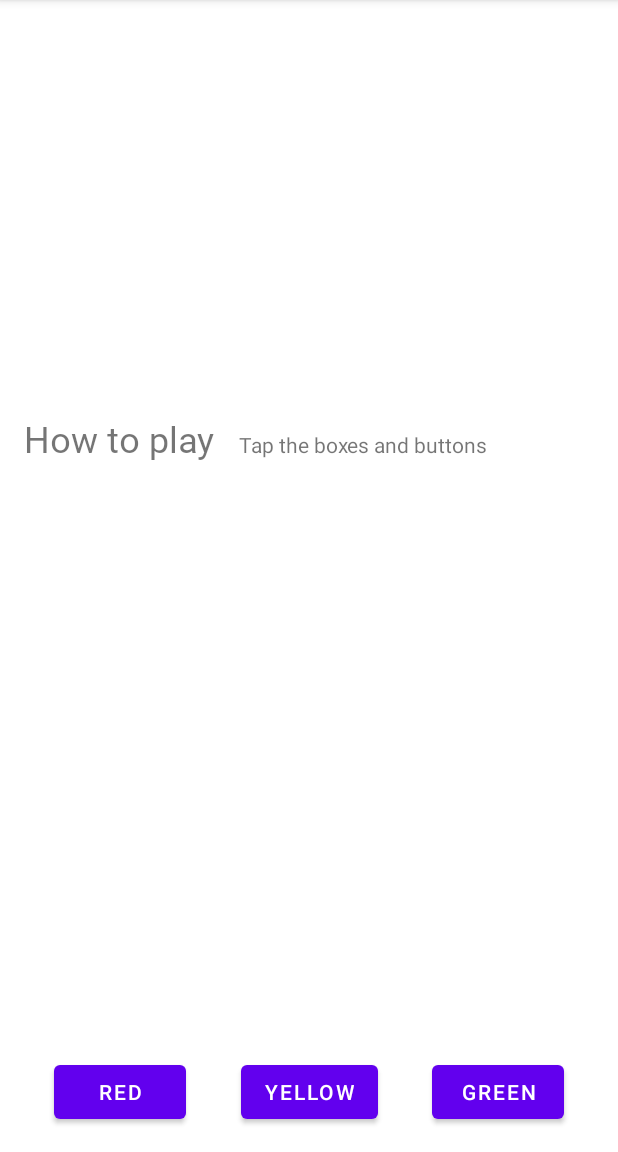
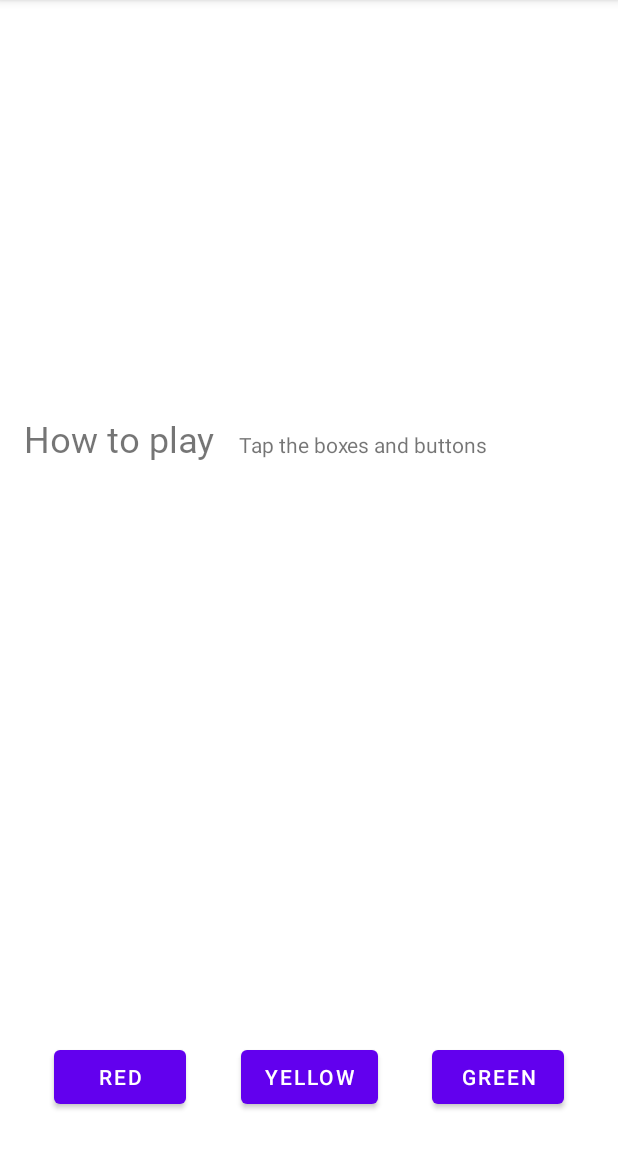
Before and after one commit to San4ito/udacity_color_view, an Android app: the screen it shows after launch (MainActivity), on a phone screen of 412 x 824 dp, the part 84-1236 px from its top. Run offline under Robolectric (Android 15) with nearby library versions, the phone set to English and light mode, and no system bars.

Commit message:
correct buttons

```diff
--- a/app/src/main/res/layout/activity_main.xml
+++ b/app/src/main/res/layout/activity_main.xml
@@ -78,7 +78,7 @@
             app:layout_constraintHorizontal_bias="0.5" app:layout_constraintEnd_toStartOf="@+id/green_button"
             android:layout_marginStart="16dp" android:layout_marginEnd="16dp" android:layout_marginTop="16dp"
             app:layout_constraintTop_toBottomOf="@+id/info_text" app:layout_constraintBottom_toBottomOf="parent"
-            android:layout_marginBottom="16dp" app:layout_constraintVertical_bias="1.0"/>
+            android:layout_marginBottom="16dp" app:layout_constraintVertical_bias="0.974"/>
     <Button
             android:text="@string/button_green"
             android:layout_width="wrap_content"
```
